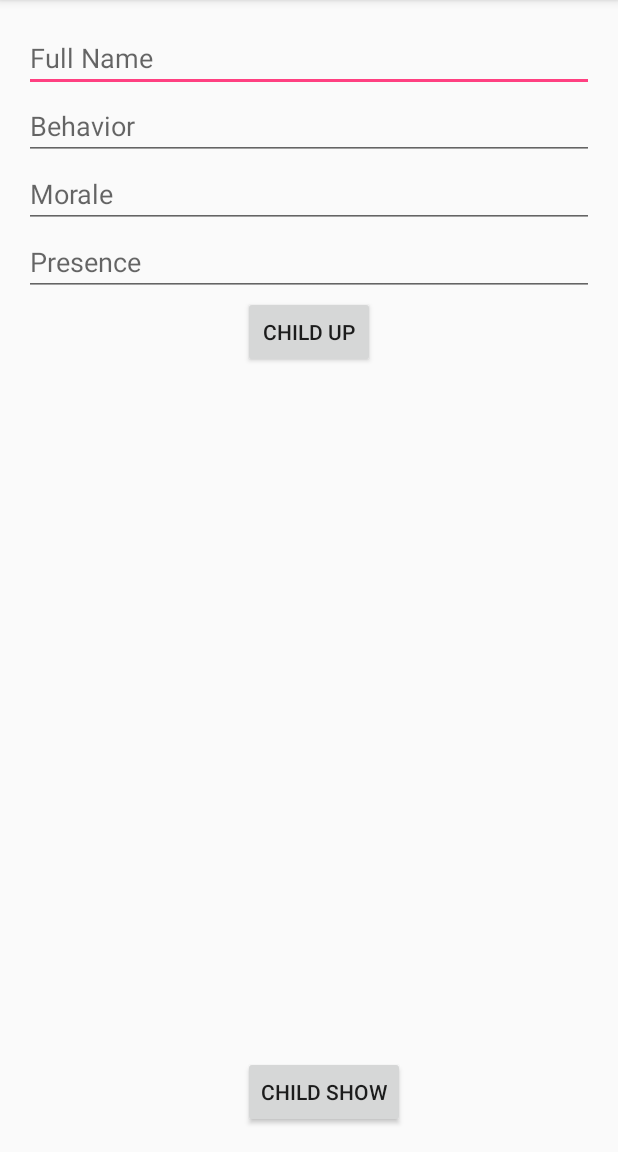
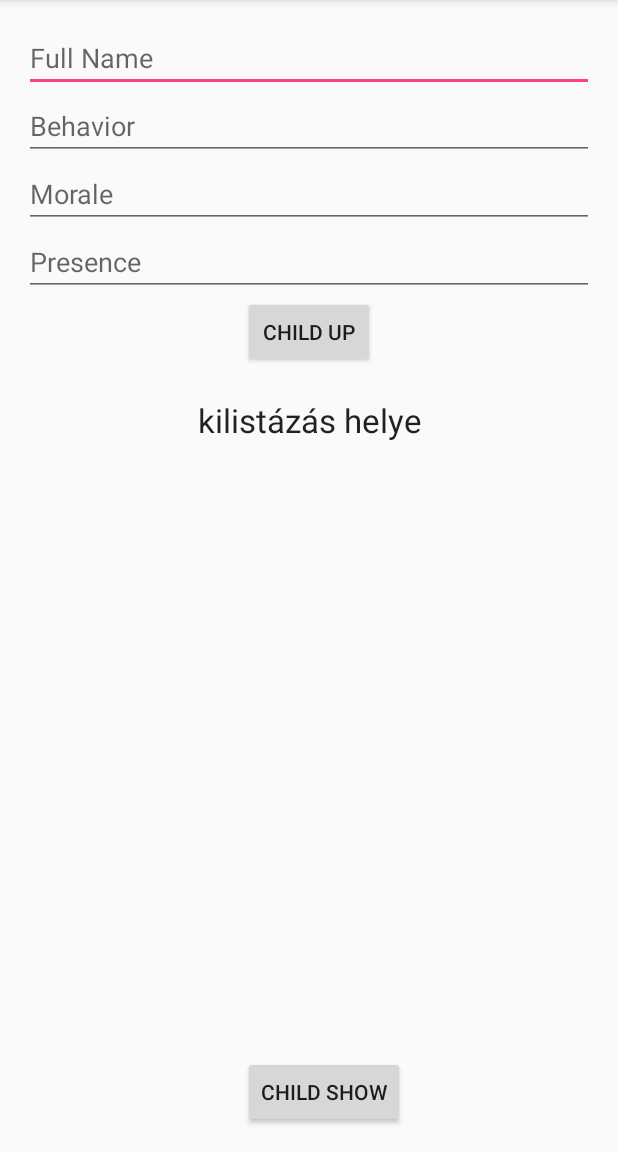
Before and after one commit to lazarferenc/ProjectX, an Android app: the OvonoGyerekek screen opened directly, with no data from a screen before it, on a phone screen of 412 x 824 dp, the part 84-1236 px from its top. Run offline under Robolectric (Android 15) with nearby library versions, the phone set to English and light mode, and no system bars; our stand-ins replace Volley.

Commit message:
a lekerdezeses php fajl hibas...

```diff
--- a/OviBot/app/src/main/AndroidManifest.xml
+++ b/OviBot/app/src/main/AndroidManifest.xml
@@ -7,6 +7,10 @@
     <uses-permission android:name="android.permission.READ_PROFILE" />
     <uses-permission android:name="android.permission.READ_CONTACTS" />
     <uses-permission android:name="android.permission.INTERNET"/>
+    <uses-permission android:name="android.permission.ACCESS_WIFI_STATE" />
+    <uses-permission android:name="android.permission.ACCESS_NETWORK_STATE" />
+    <uses-permission android:name="android.permission.CHANGE_WIFI_STATE" />
+    <uses-permission android:name="android.permission.CHANGE_NETWORK_STATE" />
 
     <application
         android:allowBackup="true"
--- a/OviBot/app/src/main/java/com/rft/pti/eke/ovibot/OvonoGyerekek.java
+++ b/OviBot/app/src/main/java/com/rft/pti/eke/ovibot/OvonoGyerekek.java
@@ -1,6 +1,7 @@
 package com.rft.pti.eke.ovibot;
 
 import android.app.DownloadManager;
+import android.os.AsyncTask;
 import android.os.Bundle;
 import android.support.v7.app.AppCompatActivity;
 import android.view.View;
@@ -21,6 +22,14 @@ import org.json.JSONArray;
 import org.json.JSONException;
 import org.json.JSONObject;
 
+import java.io.BufferedReader;
+import java.io.IOException;
+import java.io.InputStream;
+import java.io.InputStreamReader;
+import java.net.HttpURLConnection;
+import java.net.MalformedURLException;
+import java.net.URI;
+import java.net.URL;
 import java.util.HashMap;
 import java.util.Map;
 
@@ -32,7 +41,8 @@ public class OvonoGyerekek extends AppCompatActivity {
     TextView lista;
     RequestQueue requestQueue;
     String insertUrl = "http://users.ininet.hu/beadando/insertGyerekek.php";
-    String showUrl = "http://users.ininet.hu/beadando/selectGyerekek.php";
+    String JSON_STRING;
+    String showUrl = "http://users.ininet.hu/beadando/selectGyerekek.php";//php fál hibás.
     @Override
     protected void onCreate(Bundle savedInstanceState) {
         super.onCreate(savedInstanceState);
@@ -48,7 +58,6 @@ public class OvonoGyerekek extends AppCompatActivity {
         lista= (TextView) findViewById(R.id.tv_kilistaz);
 
         requestQueue = Volley.newRequestQueue(getApplicationContext());
-
         gyerekMegjelenit.setOnClickListener(new View.OnClickListener() {
             @Override
             public void onClick(View v) {
@@ -58,13 +67,13 @@ public class OvonoGyerekek extends AppCompatActivity {
                     public void onResponse(JSONObject response) {
                         try {
 
-                            JSONArray students = response.getJSONArray("students");
-                            for (int i = 0; i < students.length(); i++) {
-                                JSONObject student = students.getJSONObject(i);
+                            JSONArray gyerekek = response.getJSONArray("gyerekek");
+                            for (int i = 0; i < gyerekek.length(); i++) {
+                                JSONObject student = gyerekek.getJSONObject(i);
 
 
-                                String teljnev = student.getString("TeljesNev");
-                                String magatartas = student.getString("Magatartas");
+                                String TeljesNev = student.getString("TeljesNev");
+                                String Magatartas = student.getString("Magatartas");
                                 String Hangulat = student.getString("Hangulat");
                                 String Jelenlet = student.getString("Jelenlet");
 
@@ -118,4 +127,54 @@ public class OvonoGyerekek extends AppCompatActivity {
                         requestQueue.add(request);
                     }
                 });
-    }}
+    }
+    /*public void getJSON(View view)
+    {
+            new BackgroundTask().execute();
+    }
+    class BackgroundTask extends AsyncTask<Void,Void,String>
+    {
+        String json_url;
+        @Override
+        protected void onPreExecute() {
+            json_url = "https://adobe.github.io/Spry/data/json/array-02.js";
+        }
+
+        @Override
+        protected String doInBackground(Void... params) {
+            try {
+                URL url = new URL(json_url);
+                HttpURLConnection httpURLConnection =(HttpURLConnection)url.openConnection();
+                InputStream inputStream = httpURLConnection.getInputStream();
+                BufferedReader bufferedReader = new BufferedReader(new InputStreamReader(inputStream));
+                StringBuilder stringBuilder = new StringBuilder();
+                while((JSON_STRING = bufferedReader.readLine())!=null)
+                {
+                    stringBuilder.append(JSON_STRING+"\n");
+
+                }
+                bufferedReader.close();
+                inputStream.close();
+                httpURLConnection.disconnect();
+                return stringBuilder.toString().trim();
+
+            } catch (MalformedURLException e) {
+                e.printStackTrace();
+            } catch (IOException e) {
+                e.printStackTrace();
+            }
+            return null;
+        }
+
+        @Override
+        protected void onProgressUpdate(Void... values) {
+            super.onProgressUpdate(values);
+        }
+
+        @Override
+        protected void onPostExecute(String result) {
+            TextView lista= (TextView) findViewById(R.id.tv_kilistaz);
+            lista.setText(result);
+        }
+    }*/
+}
--- a/OviBot/app/src/main/res/layout/activity_ovono_gyerekek.xml
+++ b/OviBot/app/src/main/res/layout/activity_ovono_gyerekek.xml
@@ -79,18 +79,22 @@
         android:layout_alignParentBottom="true"
         android:layout_alignLeft="@+id/btn_gyerek_fel"
         android:layout_alignStart="@+id/btn_gyerek_fel"
-        android:id="@+id/btn_gyerek_megjelenit" /><!--GyerekMegjelenit-->
+        android:id="@+id/btn_gyerek_megjelenit"
+        android:onClick="getJSON"/><!--GyerekMegjelenit-->
 
     <TextView
+        android:text="kilistázás helye"
+        android:textAppearance="@style/Base.TextAppearance.AppCompat.Large"
         android:layout_width="wrap_content"
         android:layout_height="wrap_content"
-        android:layout_below="@+id/btn_gyerek_fel"
         android:layout_alignParentLeft="true"
         android:layout_alignParentStart="true"
         android:id="@+id/tv_kilistaz"
         android:layout_alignParentRight="true"
         android:layout_alignParentEnd="true"
         android:layout_above="@+id/btn_gyerek_megjelenit"
-        android:textAlignment="center" /><!--Lista-->
+        android:textAlignment="center"
+        android:layout_below="@+id/btn_gyerek_fel"
+        android:layout_marginTop="20dp"/><!--Lista-->
 
 </RelativeLayout>
```
